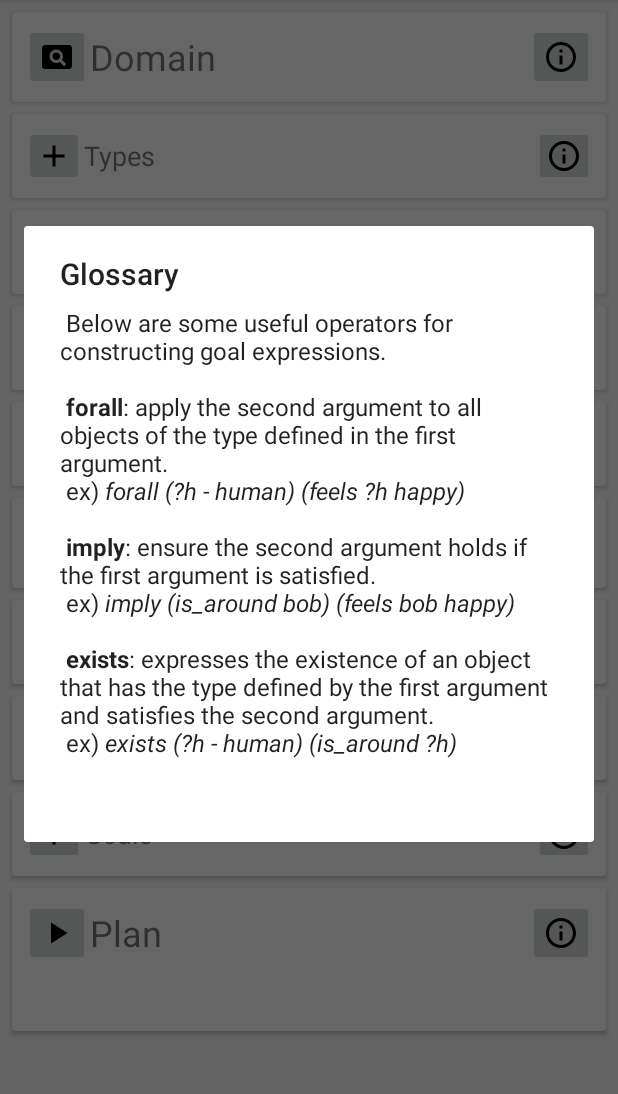
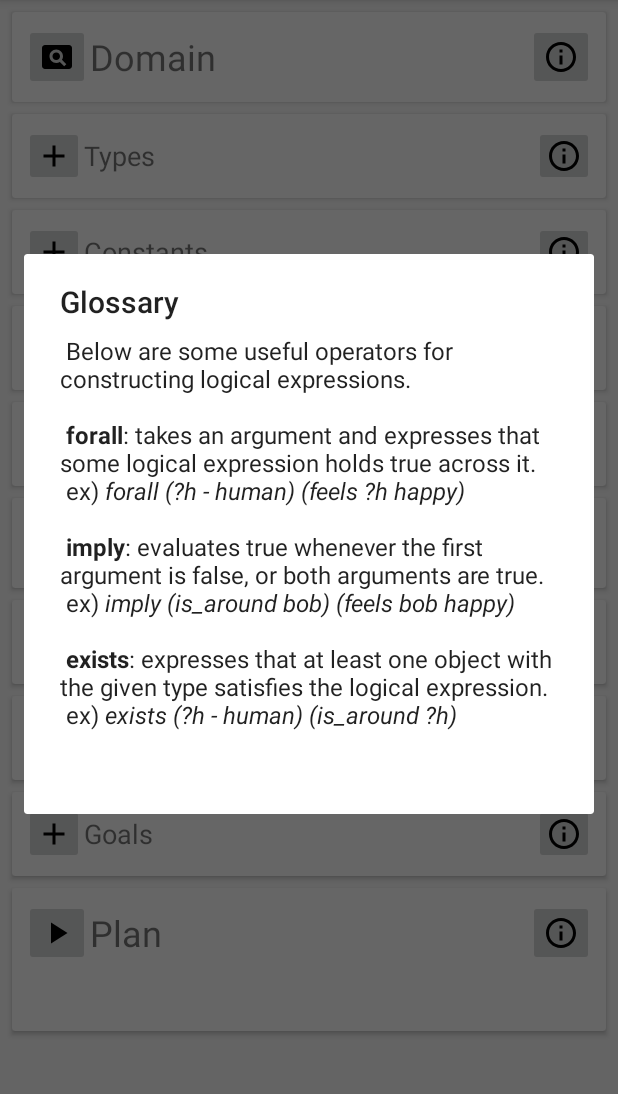
Before and after one commit to aldebaran/pddl-playground, an Android app: the screen it shows after launch (MainActivity), after a tap on "Glossary", on a phone screen of 412 x 824 dp, the part 84-1178 px from its top. Run offline under Robolectric (Android 15) with nearby library versions, the phone set to English and light mode, and no system bars; our stand-ins replace Timber; libraries missing offline, so code that uses them is left out: com.softbankrobotics.pddlplanning; 3 statements that could not run were skipped.

Commit message:
improve glossary, make parent type mandatory, refactor database operations

```diff
--- a/app/src/main/java/com/softbankrobotics/pddlplayground/ui/fragment/InitFragment.kt
+++ b/app/src/main/java/com/softbankrobotics/pddlplayground/ui/fragment/InitFragment.kt
@@ -78,7 +78,7 @@ class InitFragment: DialogFragment() {
             binding.negateLayout.visibility = View.VISIBLE
         }
 
-        if (init != null) { // if filled out before
+        if (init?.getLabel()?.isNotEmpty() == true) { // if filled out before
             // fill in predicate spinner
             val predicate = init?.getLabel()?.substringBefore(' ')
             if (predicateLabels.any { it == predicate }) {
--- a/app/src/main/res/layout/fragment_edit_constant.xml
+++ b/app/src/main/res/layout/fragment_edit_constant.xml
@@ -25,7 +25,7 @@
 
             <EditText
                 android:id="@+id/constantText"
-                android:hint="e.g. happy, self, ..."
+                android:hint="@string/constant_example"
                 android:layout_width="wrap_content"
                 android:layout_height="wrap_content" />
         </LinearLayout>
--- a/app/src/main/res/values/strings.xml
+++ b/app/src/main/res/values/strings.xml
@@ -22,7 +22,7 @@
         Types and subtypes allow us to declare both general and specific actions and predicates.\n\n
         For example, one can start with a type called <i>place</i> and make two subtypes, called <i>airport</i> and <i>warehouse</i>, by choosing <i>place</i> as their parent type.
         Then, if an action called <i>go_to</i> takes <i>place</i> as a parameter, then <i>go_to</i> can be applied to both <i>airport</i> and <i>warehouse</i>.\n\n
-        If a parent type is not selected, the parent type becomes <i>object</i>, which is the default base type.
+        The default base type is <i>object</i>.
     </string>
     <string name="info_constant_summary">
         Constants allow us to declare objects that are present across all instances of a problem.\n\n
@@ -96,12 +96,12 @@
         If the planner returns an error, a Toast message notifies the user of the failure.\n\n
     </string>
     <string name="info_glossary_summary">
-        Below are some useful operators for constructing goal expressions.\n\n
-        <b>forall</b>: apply the second argument to all objects of the type defined in the first argument.\n
+        Below are some useful operators for constructing logical expressions.\n\n
+        <b>forall</b>: takes an argument and expresses that some logical expression holds true across it.\n
         ex) <i>forall (?h - human) (feels ?h happy)</i> \n\n
-        <b>imply</b>: ensure the second argument holds if the first argument is satisfied.\n
+        <b>imply</b>: evaluates true whenever the first argument is false, or both arguments are true.\n
         ex) <i>imply (is_around bob) (feels bob happy)</i> \n\n
-        <b>exists</b>: expresses the existence of an object that has the type defined by the first argument and satisfies the second argument.\n
+        <b>exists</b>: expresses that at least one object with the given type satisfies the logical expression.\n
         ex) <i>exists (?h - human) (is_around ?h)</i> \n\n
     </string>
     <string name="info_help_summary">
@@ -205,7 +205,7 @@
     <string name="fill_in_precondition">Select precondition:</string>
     <string name="fill_in_effect">Select effect:</string>
     <string name="fill_in_predicate">Select predicate:</string>
-    <string name="choose_parent_type">Choose Parent Type (optional):</string>
+    <string name="choose_parent_type">Choose Parent Type:</string>
     <string name="help">Help</string>
     <string name="select_parameters">Select parameters:</string>
     <string name="parameter_name">Parameter Name:</string>
@@ -220,11 +220,12 @@
     <string name="basic">Basic</string>
     <string name="advanced">Advanced</string>
     <string name="predicate_explanation">A goal must include one or more predicates</string>
-    <string name="parameter_explanation">Parameters are required for operators like exists and forall</string>
+    <string name="parameter_explanation">Parameters are required for operators like <i>exists</i> and <i>forall</i></string>
     <string name="expression_explanation">A goal may include logical expressions that themselves contain operators</string>
     <string name="goal_explanation">A goal with an operator includes parameters, predicates, and/or logical expressions</string>
     <string name="attribution">Attribution</string>
     <string name="import_sample">Import sample</string>
+    <string name="constant_example">e.g. happy, self, …</string>
     <string name="preview_domain">Preview domain</string>
     <string name="about_domain">About domain</string>
     <string name="add_type">Add type</string>
```
Also changed, not shown: app/src/main/java/com/softbankrobotics/pddlplayground/ui/fragment/ActionFragment.kt (+5 -6 lines), app/src/main/java/com/softbankrobotics/pddlplayground/ui/fragment/ConstantFragment.kt (+3 -4 lines), app/src/main/java/com/softbankrobotics/pddlplayground/ui/fragment/GoalFragment.kt (+4 -14 lines), app/src/main/java/com/softbankrobotics/pddlplayground/ui/fragment/PredicateFragment.kt (+3 -6 lines), app/src/main/java/com/softbankrobotics/pddlplayground/ui/fragment/TypeFragment.kt (+8 -14 lines), app/src/main/java/com/softbankrobotics/pddlplayground/util/PDDLUtil.kt (+20 -0 lines).
